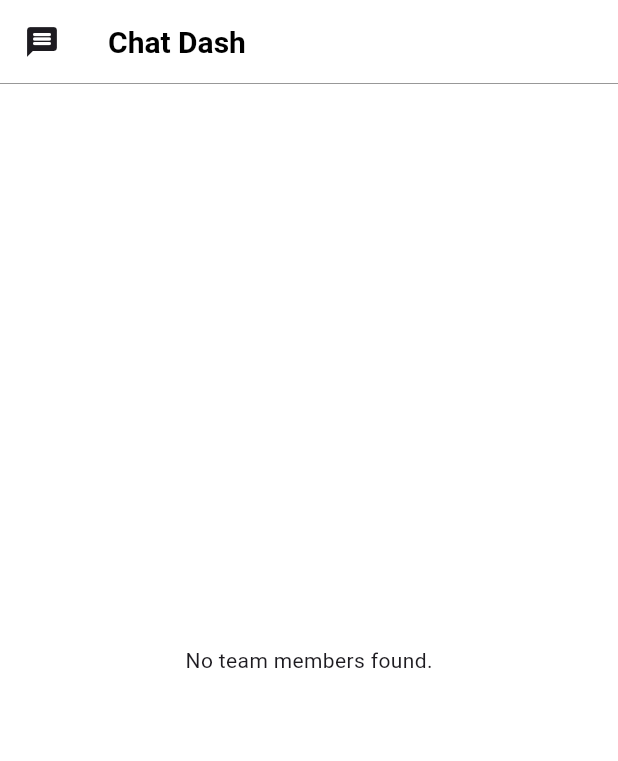
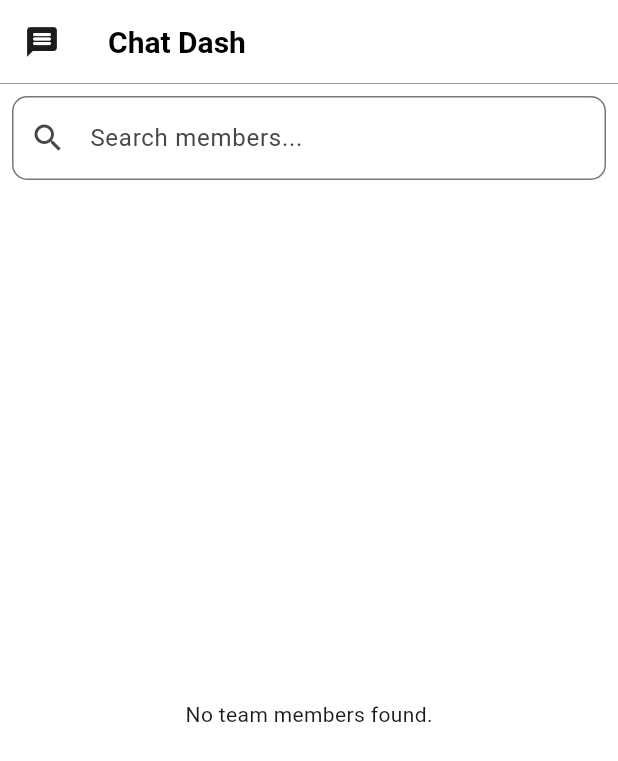
Before and after one commit to Sairusses/Wizz, a Flutter app: the ChatsScreen screen opened directly with empty values, on a phone screen of 412 x 824 dp. Shown: the top 761 px of the screen. Run offline on Flutter 3.47's test engine with Material 3 defaults, Android fonts, the phone set to English and light mode, and no system bars; our stand-ins replace cloud_firestore, device_preview_plus, dropdown_button2, firebase_auth, firebase_core, fl_chart and 3 more; missing offline and left inert: flutter_floating_bottom_bar, groq; accounts and stored records are empty.

Commit message:
added search function to chats

```diff
--- a/lib/main_screens/chat_screen.dart
+++ b/lib/main_screens/chat_screen.dart
@@ -13,6 +13,7 @@ class ChatsScreen extends StatefulWidget {
 
 class ChatsScreenState extends State<ChatsScreen> with AutomaticKeepAliveClientMixin {
   final FirebaseFirestore _firestore = FirebaseFirestore.instance;
+  String searchQuery = "";
 
   @override
   bool get wantKeepAlive => true;
@@ -23,14 +24,43 @@ class ChatsScreenState extends State<ChatsScreen> with AutomaticKeepAliveClientM
     return Scaffold(
       backgroundColor: Colors.white,
       appBar: _AppBar(),
-      body: StreamBuilder<QuerySnapshot>(
+      body: Column(
+        children: [
+          Padding(
+            padding: const EdgeInsets.all(8.0),
+            child: TextField(
+              onChanged: (value) {
+                setState(() {
+                  searchQuery = value.toLowerCase();
+                });
+              },
+              decoration: InputDecoration(
+                hintText: 'Search members...',
+                prefixIcon: Icon(Icons.search),
+                border: OutlineInputBorder(
+                  borderRadius: BorderRadius.circular(10),
+                ),
+                focusedBorder: OutlineInputBorder(
+                  borderRadius: BorderRadius.circular(10),
+                  borderSide: BorderSide(color: Colors.black),
+                ),
+              ),
+            ),
+          ),
+          Expanded(
+            child: StreamBuilder<QuerySnapshot>(
               stream: _firestore.collection('teams').doc(widget.teamId).collection('members').snapshots(),
               builder: (context, snapshot) {
                 if (!snapshot.hasData) return const Center(child: CircularProgressIndicator());
                 if (snapshot.data!.docs.isEmpty) return const Center(child: Text("No team members found."));
 
+                var members = snapshot.data!.docs.where((doc) {
+                  var member = doc.data() as Map<String, dynamic>;
+                  return member['username']?.toLowerCase().contains(searchQuery) ?? false;
+                }).toList();
+
                 return ListView(
-            children: snapshot.data!.docs.map((doc) {
+                  children: members.map((doc) {
                     var member = doc.data() as Map<String, dynamic>;
                     return ListTile(
                       leading: CircleAvatar(
@@ -38,7 +68,7 @@ class ChatsScreenState extends State<ChatsScreen> with AutomaticKeepAliveClientM
                         backgroundImage: member['profilePic'] != null
                             ? NetworkImage(member['profilePic'])
                             : null,
-                  child: member['profilePic'] == null ? const Icon(Icons.person, color: Colors.white,) : null,
+                        child: member['profilePic'] == null ? const Icon(Icons.person, color: Colors.white) : null,
                       ),
                       title: Text(member['username'] ?? "Unknown"),
                       onTap: () {
@@ -58,12 +88,17 @@ class ChatsScreenState extends State<ChatsScreen> with AutomaticKeepAliveClientM
                 );
               },
             ),
+          ),
+        ],
+      ),
     );
   }
 }
+
 class _AppBar extends StatelessWidget implements PreferredSizeWidget {
   @override
   Size get preferredSize => const Size.fromHeight(kToolbarHeight);
+
   @override
   Widget build(BuildContext context) {
     return AppBar(
@@ -73,16 +108,13 @@ class _AppBar extends StatelessWidget implements PreferredSizeWidget {
         child: Container(
           color: Colors.black54,
           height: .5,
-          )
+        ),
       ),
       backgroundColor: Colors.white,
       leading: Icon(Icons.message_rounded),
-      title: Text('Chat Dash',
-        style: TextStyle(
-            fontWeight: FontWeight.bold,
-            color: Colors.black,
-            fontSize: 20
-        ),
+      title: Text(
+        'Chat Dash',
+        style: TextStyle(fontWeight: FontWeight.bold, color: Colors.black, fontSize: 20),
       ),
     );
   }
```
Lines whose indentation alone changed are shown as unchanged.
